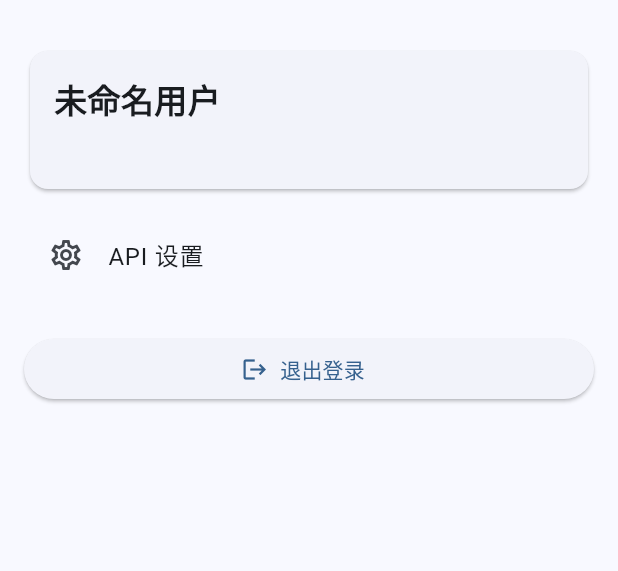
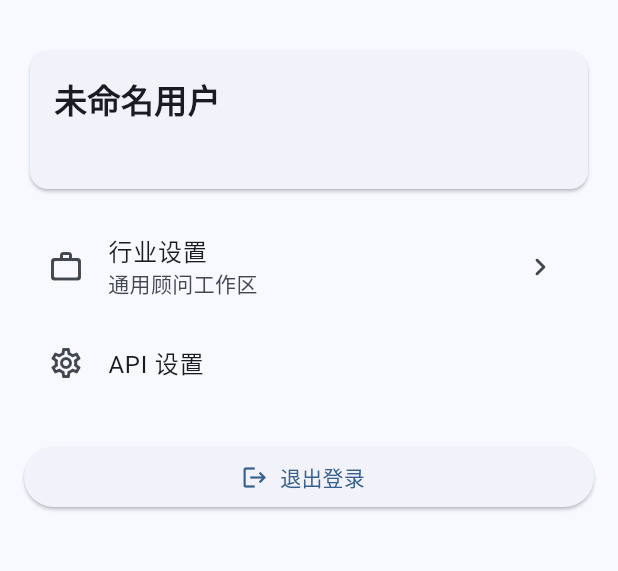
Before and after one commit to tangkaik/BrokerAssist, a Flutter app: the AccountPage screen opened directly with empty values, on a phone screen of 412 x 824 dp, the part 63-634 px from its top. Run offline on Flutter 3.47's test engine with Material 3 defaults, Android fonts, the phone set to English and light mode, and no system bars; our stand-ins replace audioplayers, image_picker, share_plus, shared_preferences; missing offline and left inert: pinyin, record; accounts and stored records are empty.

Commit message:
feat: add explicit industry onboarding

```diff
--- a/mobile/lib/main.dart
+++ b/mobile/lib/main.dart
@@ -15,6 +15,7 @@ import 'pages/account_page.dart';
 import 'services/api_config.dart';
 import 'services/auth_session.dart';
 import 'services/api_error_handler.dart';
+import 'services/industry_settings.dart';
 import 'models/models.dart';
 
 /// BrokerAssist App
@@ -25,6 +26,7 @@ void main() async {
   // 初始化 API 配置（运行时切换用）
   await ApiConfig.load();
   await AuthSession.load();
+  await IndustrySettings.load();
   runApp(const MyApp());
 }
 
@@ -57,11 +59,13 @@ class _MyAppState extends State<MyApp> {
 
   Future<void> _handleAuthenticated(AuthSessionData session) async {
     await AuthSession.save(token: session.token, user: session.user);
+    await IndustrySettings.load();
     _syncAuthState();
   }
 
   Future<void> _handleLogout() async {
     await AuthSession.clear();
+    IndustrySettings.resetInMemory();
     _syncAuthState();
   }
 
--- a/mobile/lib/pages/account_page.dart
+++ b/mobile/lib/pages/account_page.dart
@@ -1,11 +1,30 @@
 import 'package:flutter/material.dart';
 
 import '../services/auth_session.dart';
+import '../services/industry_settings.dart';
+import '../widgets/industry_picker.dart';
 
-class AccountPage extends StatelessWidget {
+class AccountPage extends StatefulWidget {
   final Future<void> Function() onLogout;
 
   const AccountPage({super.key, required this.onLogout});
+
+  @override
+  State<AccountPage> createState() => _AccountPageState();
+}
+
+class _AccountPageState extends State<AccountPage> {
+  Future<void> _changeIndustry() async {
+    final selected = await showIndustryPicker(
+      context,
+      current: IndustrySettings.current,
+      title: '修改行业',
+      subtitle: '修改后，后续首页、客户画像和跟进建议会逐步按新行业方向组织。',
+    );
+    if (selected != null) {
+      await IndustrySettings.save(selected);
+    }
+  }
 
   @override
   Widget build(BuildContext context) {
@@ -23,7 +42,10 @@ class AccountPage extends StatelessWidget {
                 children: [
                   Text(
                     user?.name?.isNotEmpty == true ? user!.name! : '未命名用户',
-                    style: const TextStyle(fontSize: 22, fontWeight: FontWeight.bold),
+                    style: const TextStyle(
+                      fontSize: 22,
+                      fontWeight: FontWeight.bold,
+                    ),
                   ),
                   const SizedBox(height: 8),
                   Text(user?.account ?? '未登录'),
@@ -32,6 +54,18 @@ class AccountPage extends StatelessWidget {
             ),
           ),
           const SizedBox(height: 12),
+          ValueListenableBuilder<IndustryOption>(
+            valueListenable: IndustrySettings.selected,
+            builder: (context, industry, _) {
+              return ListTile(
+                leading: const Icon(Icons.work_outline_rounded),
+                title: const Text('行业设置'),
+                subtitle: Text(industry.workspaceLabel),
+                trailing: const Icon(Icons.chevron_right_rounded),
+                onTap: _changeIndustry,
+              );
+            },
+          ),
           ListTile(
             leading: const Icon(Icons.settings_outlined),
             title: const Text('API 设置'),
@@ -39,7 +73,7 @@ class AccountPage extends StatelessWidget {
           ),
           const SizedBox(height: 24),
           ElevatedButton.icon(
-            onPressed: onLogout,
+            onPressed: widget.onLogout,
             icon: const Icon(Icons.logout),
             label: const Text('退出登录'),
           ),
--- /dev/null
+++ b/mobile/lib/services/industry_settings.dart
@@ -0,0 +1,106 @@
+import 'package:flutter/material.dart';
+import 'package:shared_preferences/shared_preferences.dart';
+
+import 'auth_session.dart';
+
+class IndustryOption {
+  final String key;
+  final String label;
+  final String workspaceLabel;
+  final IconData icon;
+
+  const IndustryOption({
+    required this.key,
+    required this.label,
+    required this.workspaceLabel,
+    required this.icon,
+  });
+
+  static const generic = IndustryOption(
+    key: 'generic',
+    label: '通用',
+    workspaceLabel: '通用顾问工作区',
+    icon: Icons.work_outline_rounded,
+  );
+
+  static const options = [
+    generic,
+    IndustryOption(
+      key: 'insurance',
+      label: '保险经纪',
+      workspaceLabel: '保险顾问工作区',
+      icon: Icons.health_and_safety_outlined,
+    ),
+    IndustryOption(
+      key: 'real_estate',
+      label: '房产顾问',
+      workspaceLabel: '房产顾问工作区',
+      icon: Icons.apartment_rounded,
+    ),
+    IndustryOption(
+      key: 'education',
+      label: '教育咨询',
+      workspaceLabel: '教育顾问工作区',
+      icon: Icons.school_outlined,
+    ),
+    IndustryOption(
+      key: 'medical_beauty',
+      label: '医美咨询',
+      workspaceLabel: '医美顾问工作区',
+      icon: Icons.spa_outlined,
+    ),
+    IndustryOption(
+      key: 'wealth',
+      label: '财富顾问',
+      workspaceLabel: '财富顾问工作区',
+      icon: Icons.account_balance_wallet_outlined,
+    ),
+  ];
+
+  static IndustryOption byKey(String key) {
+    return options.firstWhere(
+      (option) => option.key == key,
+      orElse: () => generic,
+    );
+  }
+}
+
+class IndustrySettings {
+  static const String _legacyIndustryStorageKey = 'home:selected-industry';
+  static const String _industryStoragePrefix = 'industry:selected';
+
+  static final ValueNotifier<IndustryOption> selected =
+      ValueNotifier<IndustryOption>(IndustryOption.generic);
+
+  static bool _hasSelectedIndustry = false;
+
+  static bool get hasSelectedIndustry => _hasSelectedIndustry;
+  static IndustryOption get current => selected.value;
+
+  static String get _industryStorageKey {
+    final user = AuthSession.currentUser;
+    if (user == null) return _legacyIndustryStorageKey;
+    return '$_industryStoragePrefix:${user.id}';
+  }
+
+  static Future<void> load() async {
+    final prefs = await SharedPreferences.getInstance();
+    final savedKey = prefs.getString(_industryStorageKey);
+    _hasSelectedIndustry = savedKey != null;
+    selected.value = IndustryOption.byKey(
+      savedKey ?? IndustryOption.generic.key,
+    );
+  }
+
+  static void resetInMemory() {
+    _hasSelectedIndustry = false;
+    selected.value = IndustryOption.generic;
+  }
+
+  static Future<void> save(IndustryOption industry) async {
+    final prefs = await SharedPreferences.getInstance();
+    await prefs.setString(_industryStorageKey, industry.key);
+    _hasSelectedIndustry = true;
+    selected.value = industry;
+  }
+}
```
Also changed, not shown: mobile/lib/pages/home_page.dart (+37 -9 lines), mobile/lib/widgets/industry_picker.dart (added, +136 -0 lines).
